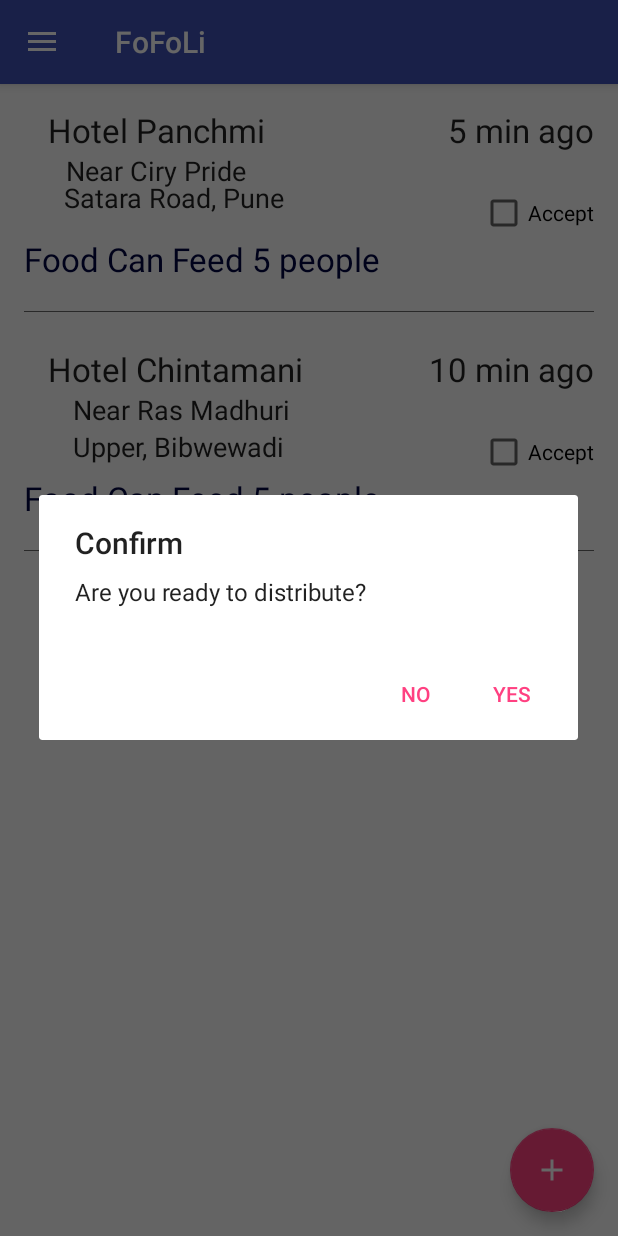
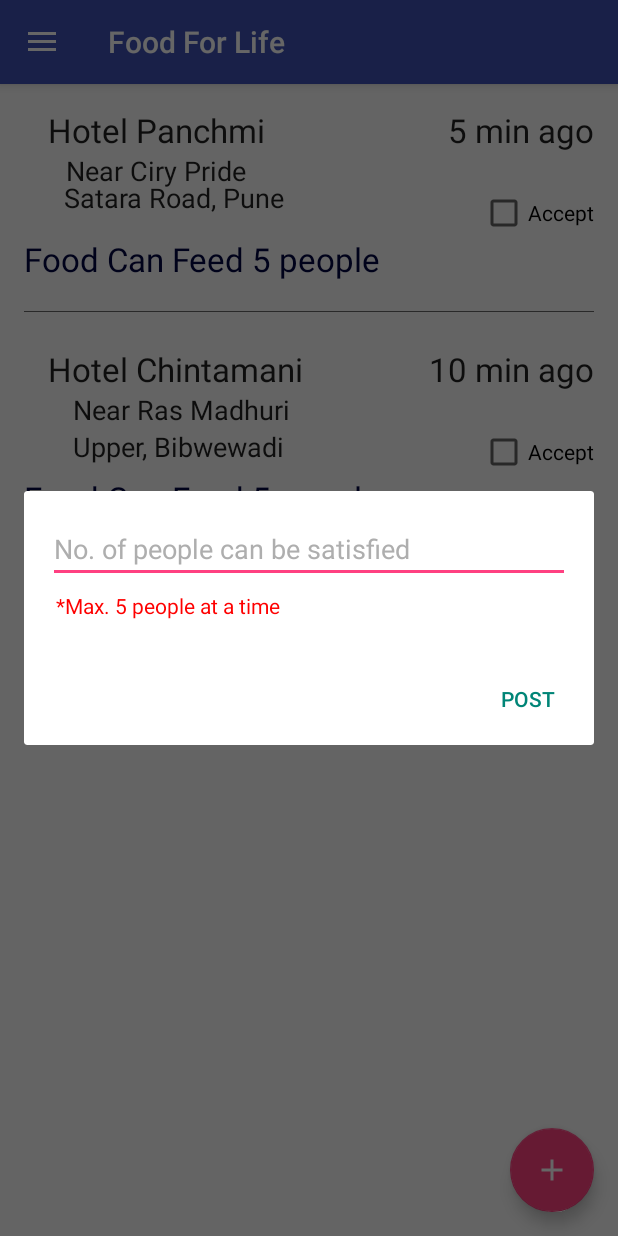
Before and after one commit to ashwinwadte/FoFoLi, an Android app: the MainActivity screen opened directly, with no data from a screen before it, after a tap on an icon or button, on a phone screen of 412 x 824 dp. Run offline under Robolectric (Android 15) with nearby library versions, the phone set to English and light mode, and no system bars; libraries missing offline, so code that uses them is left out: com.firebase.client; 1 statement that could not run was skipped.

Commit message:
added newPostRequest

```diff
--- a/app/src/main/AndroidManifest.xml
+++ b/app/src/main/AndroidManifest.xml
@@ -13,7 +13,7 @@
         android:theme="@style/AppTheme">
         <activity
             android:name=".MainActivity"
-            android:label="@string/app_name"
+            android:label="@string/title_activity_main"
             android:theme="@style/AppTheme.NoActionBar" />
         <activity
             android:name=".authentication.LoginActivity"
--- a/app/src/main/java/com/waftinc/fofoli/MainActivity.java
+++ b/app/src/main/java/com/waftinc/fofoli/MainActivity.java
@@ -1,7 +1,6 @@
 package com.waftinc.fofoli;
 
-import android.app.AlertDialog;
-import android.content.DialogInterface;
+import android.app.DialogFragment;
 import android.content.Intent;
 import android.content.SharedPreferences;
 import android.os.Bundle;
@@ -16,10 +15,10 @@ import android.support.v7.widget.Toolbar;
 import android.view.MenuItem;
 import android.view.View;
 import android.widget.TextView;
-import android.widget.Toast;
 
 import com.firebase.client.Firebase;
 import com.waftinc.fofoli.authentication.LoginActivity;
+import com.waftinc.fofoli.posts.NewPostDialogFragment;
 import com.waftinc.fofoli.utils.Constants;
 
 public class MainActivity extends AppCompatActivity
@@ -42,7 +41,7 @@ public class MainActivity extends AppCompatActivity
         fab.setOnClickListener(new View.OnClickListener() {
             @Override
             public void onClick(View view) {
-                AlertDialog.Builder builder = new AlertDialog.Builder(MainActivity.this);
+                /*AlertDialog.Builder builder = new AlertDialog.Builder(MainActivity.this);
                 builder.setTitle("Confirm").setMessage("Are you ready to distribute?").setPositiveButton("Yes", new DialogInterface.OnClickListener() {
                     @Override
                     public void onClick(DialogInterface dialog, int which) {
@@ -53,7 +52,12 @@ public class MainActivity extends AppCompatActivity
                     public void onClick(DialogInterface dialog, int which) {
 
                     }
-                }).show();
+                }).show();*/
+
+                     /* Create an instance of the dialog fragment and show it */
+                DialogFragment dialog = NewPostDialogFragment.newInstance();
+                dialog.show(MainActivity.this.getFragmentManager(), "NewPostDialogFragment");
+
             }
         });
 
--- /dev/null
+++ b/app/src/main/java/com/waftinc/fofoli/posts/NewPostDialogFragment.java
@@ -0,0 +1,153 @@
+package com.waftinc.fofoli.posts;
+
+import android.app.Dialog;
+import android.app.DialogFragment;
+import android.content.DialogInterface;
+import android.content.SharedPreferences;
+import android.os.Bundle;
+import android.preference.PreferenceManager;
+import android.support.v7.app.AlertDialog;
+import android.text.TextUtils;
+import android.view.KeyEvent;
+import android.view.LayoutInflater;
+import android.view.View;
+import android.view.WindowManager;
+import android.view.inputmethod.EditorInfo;
+import android.widget.EditText;
+import android.widget.TextView;
+
+import com.firebase.client.Firebase;
+import com.firebase.client.ServerValue;
+import com.waftinc.fofoli.R;
+import com.waftinc.fofoli.model.Post;
+import com.waftinc.fofoli.utils.Constants;
+
+/**
+ * Adds a new shopping list
+ */
+public class NewPostDialogFragment extends DialogFragment {
+    EditText etCount;
+
+    /**
+     * Public static constructor that creates fragment and
+     * passes a bundle with data into it when adapter is created
+     */
+    public static NewPostDialogFragment newInstance() {
+        return new NewPostDialogFragment();
+    }
+
+    /**
+     * Initialize instance variables with data from bundle
+     */
+    @Override
+    public void onCreate(Bundle savedInstanceState) {
+        super.onCreate(savedInstanceState);
+    }
+
+    /**
+     * Open the keyboard automatically when the dialog fragment is opened
+     */
+    @Override
+    public void onActivityCreated(Bundle savedInstanceState) {
+        super.onActivityCreated(savedInstanceState);
+        getDialog().getWindow().setSoftInputMode(WindowManager.LayoutParams.SOFT_INPUT_STATE_VISIBLE);
+    }
+
+    @Override
+    public Dialog onCreateDialog(Bundle savedInstanceState) {
+        // Use the Builder class for convenient dialog construction
+        AlertDialog.Builder builder = new AlertDialog.Builder(getActivity(), R.style.CustomTheme_Dialog);
+        // Get the layout inflater
+        LayoutInflater inflater = getActivity().getLayoutInflater();
+        View rootView = inflater.inflate(R.layout.dialog_new_post, null);
+        etCount = (EditText) rootView.findViewById(R.id.edit_text_count_of_people);
+
+        /**
+         * Call postNewRequest() when user taps "Done" keyboard action
+         */
+        etCount.setOnEditorActionListener(new TextView.OnEditorActionListener() {
+            @Override
+            public boolean onEditorAction(TextView textView, int actionId, KeyEvent keyEvent) {
+                if (actionId == EditorInfo.IME_ACTION_DONE || keyEvent.getAction() == KeyEvent.ACTION_DOWN) {
+                    postNewRequest();
+                }
+                return true;
+            }
+        });
+
+        /* Inflate and set the layout for the dialog */
+        /* Pass null as the parent view because its going in the dialog layout*/
+        builder.setView(rootView)
+                /* Add action buttons */
+                .setPositiveButton(R.string.positive_button_post, new DialogInterface.OnClickListener() {
+                    @Override
+                    public void onClick(DialogInterface dialog, int id) {
+                        postNewRequest();
+                    }
+                });
+
+        return builder.create();
+    }
+
+    /**
+     * Post new request
+     */
+    public void postNewRequest() {
+        etCount.setError(null);
+
+        String userEnteredCount = etCount.getText().toString();
+
+        boolean cancel = false;
+        View focusView = null;
+
+
+        /**
+         * If EditText input is not empty
+         */
+        if (TextUtils.isEmpty(userEnteredCount)) {
+            etCount.setError(getString(R.string.error_field_required));
+            focusView = etCount;
+            cancel = true;
+        } else if (Integer.parseInt(userEnteredCount) > 5) {
+            etCount.setError(getString(R.string.error_max_people));
+            focusView = etCount;
+            cancel = true;
+        }
+
+        if (cancel) {
+            // There was an error; don't attempt posting and focus the first
+            // form field with an error.
+            focusView.requestFocus();
+        } else {
+
+            /* Get user data from sp*/
+            SharedPreferences sp = PreferenceManager.getDefaultSharedPreferences(getActivity());
+            String userName = sp.getString(Constants.USER_NAME, "User");
+            String userContact = sp.getString(Constants.USER_CONTACT, "9876543210");
+            String userAddress = sp.getString(Constants.USER_ADDRESS, "City, India");
+            String userEmail = sp.getString(Constants.USER_EMAIL, "user@example.com");
+            String encodedEmail = sp.getString(Constants.ENCODED_EMAIL, "user@example,com");
+
+            /**
+             * Create Firebase references
+             */
+            Firebase newPostRef = new Firebase(Constants.FIREBASE_URL_POSTS);
+            Firebase userNewPostRef = new Firebase(Constants.FIREBASE_URL_USERS).child(encodedEmail).child(Constants.FIREBASE_LOCATION_USER_POSTS);
+
+
+            /* Build the shopping list */
+            Post newPost = new Post(userName, userContact, userAddress, userEmail, userEnteredCount, ServerValue.TIMESTAMP);
+
+            //HashMap<String, Object> newPostMap = (HashMap<String, Object>) new ObjectMapper().convertValue(newPost, Map.class);
+
+            Firebase newPostRefId = newPostRef.push();
+            final String postId = newPostRefId.getKey();
+
+            newPostRefId.setValue(newPost);
+            userNewPostRef.child(postId).setValue(newPost);
+
+            /* Close the dialog fragment */
+            NewPostDialogFragment.this.getDialog().cancel();
+        }
+    }
+}
--- a/app/src/main/java/com/waftinc/fofoli/utils/Constants.java
+++ b/app/src/main/java/com/waftinc/fofoli/utils/Constants.java
@@ -12,6 +12,8 @@ public class Constants {
     public static final String FIREBASE_LOCATION_USERS = "users";
     public static final String FIREBASE_LOCATION_POSTS = "posts";
     public static final String FIREBASE_LOCATION_USER_INFO = "userInfo";
+    public static final String FIREBASE_LOCATION_USER_POSTS = "userPosts";
+
 
     //Constant Firebase URLS
     public static final String FIREBASE_ROOT_URL = "https://fofoli.firebaseio.com";
@@ -25,6 +27,9 @@ public class Constants {
 
     //SharedPreference KEYs
     public static final String USER_NAME = "userName";
+    public static final String USER_CONTACT = "userContact";
+    public static final String USER_ADDRESS = "userAddress";
+
     public static final String USER_EMAIL = "userEmail";
     public static final String ENCODED_EMAIL = "encodedEmail";
     public static final String UID = "uid";
--- /dev/null
+++ b/app/src/main/res/layout/dialog_new_post.xml
@@ -0,0 +1,28 @@
+<?xml version="1.0" encoding="utf-8"?>
+<RelativeLayout xmlns:android="http://schemas.android.com/apk/res/android"
+    android:layout_width="match_parent"
+    android:layout_height="match_parent"
+    android:background="@android:color/transparent"
+    android:paddingBottom="@dimen/activity_vertical_margin"
+    android:paddingLeft="@dimen/activity_vertical_margin"
+    android:paddingRight="@dimen/activity_vertical_margin"
+    android:paddingTop="@dimen/activity_vertical_margin">
+
+    <EditText
+        android:id="@+id/edit_text_count_of_people"
+        android:layout_width="match_parent"
+        android:layout_height="wrap_content"
+        android:hint="@string/hint_count_of_people"
+        android:imeOptions="actionDone|flagNoExtractUi"
+        android:inputType="numberSigned"
+        android:textColor="@color/black"
+        android:textColorHint="@color/dark_grey" />
+
+    <TextView
+        android:layout_width="wrap_content"
+        android:layout_height="wrap_content"
+        android:layout_below="@+id/edit_text_count_of_people"
+        android:layout_margin="5dp"
+        android:text="@string/max_people"
+        android:textColor="#FE0000" />
+</RelativeLayout>
--- a/app/src/main/res/values/strings.xml
+++ b/app/src/main/res/values/strings.xml
@@ -17,4 +17,9 @@
     <string name="dummy_button">Dummy Button</string>
     <string name="dummy_content">FOOD\nFOR\nLIFE</string>
     <string name="error_email_taken">Email is already taken</string>
+    <string name="title_activity_main">Food For Life</string>
+    <string name="hint_count_of_people">No. of people can be satisfied</string>
+    <string name="positive_button_post">Post</string>
+    <string name="max_people">*Max. 5 people at a time</string>
+    <string name="error_max_people">Max. 5 people allowed</string>
 </resources>
--- /dev/null
+++ b/app/src/main/res/values/themes.xml
@@ -0,0 +1,6 @@
+<?xml version="1.0" encoding="utf-8"?>
+<resources>
+
+    <style name="CustomTheme.Dialog" parent="Theme.AppCompat.Light.Dialog">
+    </style>
+</resources>
```
Also changed, not shown: app/src/main/java/com/waftinc/fofoli/authentication/CreateAccountActivity.java (+8 -6 lines), app/src/main/java/com/waftinc/fofoli/authentication/LoginActivity.java (+27 -4 lines), app/src/main/java/com/waftinc/fofoli/model/User.java (+3 -8 lines).
